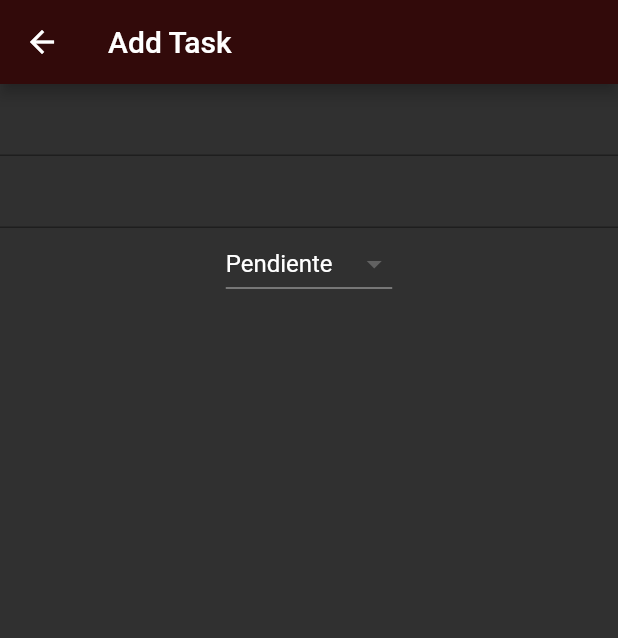
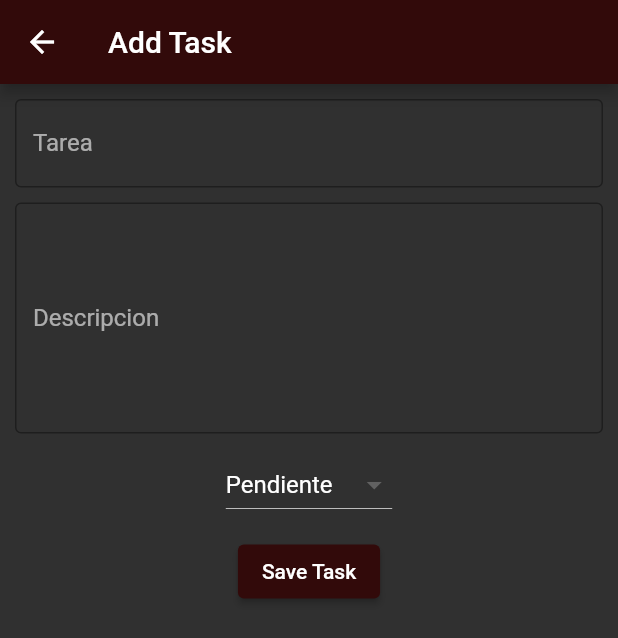
Before and after one commit to isctorres/pmsn2023, a Flutter app: the AddTask screen opened by its route, on a phone screen of 412 x 824 dp. Shown: the top 638 px of the screen. Run offline on Flutter 3.47's test engine with Material 2 defaults, Android fonts, the light colour scheme and no system bars; our stand-ins replace sqflite; missing offline and left inert: day_night_switcher; accounts and stored records are empty; network calls fail.

Commit message:
clase 14

```diff
--- a/lib/models/task_model.dart
+++ b/lib/models/task_model.dart
@@ -3,7 +3,7 @@ class TaskModel {
   int? idTask;
   String? nameTask;
   String? dscTask;
-  bool? sttTask;
+  String? sttTask;
 
   TaskModel({this.sttTask,this.idTask,this.nameTask,this.dscTask});
   factory TaskModel.fromMap(Map<String,dynamic> map){
--- a/lib/screens/add_task.dart
+++ b/lib/screens/add_task.dart
@@ -1,4 +1,5 @@
 import 'package:flutter/material.dart';
+import 'package:pmsn20232/database/agendadb.dart';
 
 class AddTask extends StatefulWidget {
   const AddTask({super.key});
@@ -9,25 +10,44 @@ class AddTask extends StatefulWidget {
 
 class _AddTaskState extends State<AddTask> {
 
-  @override
-  Widget build(BuildContext context) {
-
+  String dropDownValue = "Pendiente";
   TextEditingController txtConName = TextEditingController();
   TextEditingController txtConDsc = TextEditingController();
-    String dropDownValue = "Pendiente";
   List<String> dropDownValues = [
       'Pendiente',
       'Completado',
       'En proceso'
   ];
 
+  AgendaDB? agendaDB;
+  @override
+  void initState() {
+    // TODO: implement initState
+    super.initState();
+    agendaDB = AgendaDB();
+  }
+
+  @override
+  Widget build(BuildContext context) {
+
     final txtNameTask = TextFormField(
+      decoration: const InputDecoration(
+        label: Text('Tarea'),
+        border: OutlineInputBorder()
+      ),
       controller: txtConName,
     );
 
-    final txtDscTask = TextFormField(
+    final txtDscTask = TextField(
+      decoration: const InputDecoration(
+        label: Text('Descripcion'),
+        border: OutlineInputBorder()
+      ),
+      maxLines: 6,
       controller: txtConDsc,
     );
+
+    final space = SizedBox(height: 10,);
 
     final DropdownButton ddBStatus = DropdownButton(
       value: dropDownValue,
@@ -43,17 +63,43 @@ class _AddTaskState extends State<AddTask> {
       }
     );
 
+    final ElevatedButton btnGuardar =
+      ElevatedButton(
+        onPressed: (){
+          agendaDB!.INSERT('tblTareas', {
+            'nameTask' : txtConName.text,
+            'dscTask' : txtConDsc.text,
+            'sttTask' : dropDownValue.substring(1,1)
+          }).then((value){
+            var msj = ( value > 0 )
+              ? 'La inserción fue exitosa!'
+              : 'Ocurrió un error';
+            var snackbar = SnackBar(content: Text(msj));
+            ScaffoldMessenger.of(context).showSnackBar(snackbar);
+            Navigator.pop(context);
+          });
+        },
+        child: Text('Save Task')
+      );
 
     return Scaffold(
       appBar: AppBar(
         title: Text('Add Task'),
       ),
-      body: Column(
+      body: Padding(
+        padding: const EdgeInsets.all(10.0),
+        child: Column(
+          //mainAxisAlignment: MainAxisAlignment.spaceAround,
           children: [
             txtNameTask,
+            space,
             txtDscTask,
-          ddBStatus
+            space,
+            ddBStatus,
+            space,
+            btnGuardar
           ],
+        ),
       ),
     );
   }
```
Also changed, not shown: lib/screens/task_screen.dart (+9 -4 lines), lib/widgets/CardTaskWidget.dart (added, +25 -0 lines), 3 other files. Lines whose indentation alone changed are shown as unchanged.
